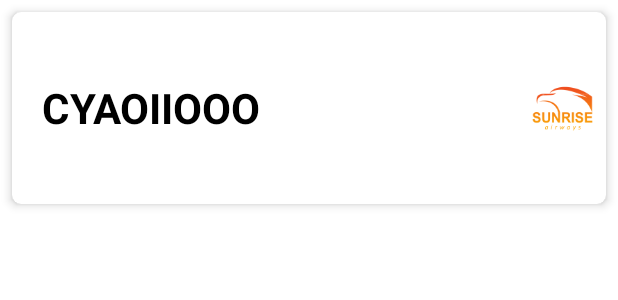
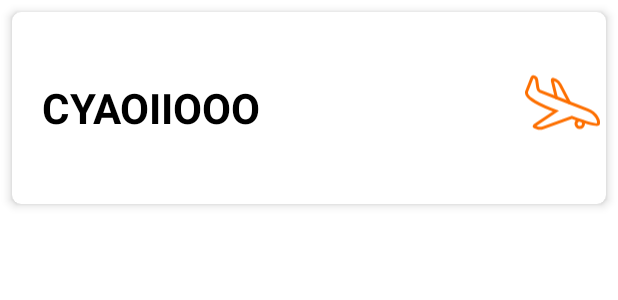
Before and after one commit to emrood/sunrise_tv, an Android app: the layout item_tracking.xml on its own in the app's theme, with its tools: preview values and no code run, on a phone screen of 412 x 824 dp. Shown: the top 300 px of the screen. Run offline under Robolectric (Android 15) with nearby library versions, the phone set to English and light mode, and no system bars.

Commit message:
adding new icon

```diff
--- /dev/null
+++ b/app/src/main/res/drawable/landing.xml
@@ -0,0 +1,25 @@
+<vector xmlns:android="http://schemas.android.com/apk/res/android"
+    android:width="50dp"
+    android:height="50dp"
+    android:viewportWidth="50"
+    android:viewportHeight="50">
+  <path
+      android:pathData="M38.691,34.295C38.888,34.652 39,35.063 39,35.5c0,1.38 -1.12,2.5 -2.5,2.5S34,36.88 34,35.5c0,-1.027 0.621,-1.911 1.508,-2.295"
+      android:strokeLineJoin="round"
+      android:strokeWidth="2"
+      android:fillColor="#00000000"
+      android:strokeColor="#FD6F01"
+      android:strokeLineCap="round"/>
+  <path
+      android:pathData="M48.816,35.879c0.803,-2.057 -0.943,-7.224 -7.104,-9.631c0,0 -30.992,-12.102 -31.942,-12.472c-0.947,-0.369 -1.087,-1.167 -1.24,-2.234C8.261,9.691 7.875,7 7.772,6.143c-0.17,-1.35 -2.456,-2.909 -3.118,-1.216c-0.662,1.691 -2.72,6.964 -3.5,8.959c-1.144,2.933 4.033,7.239 15.923,11.884c1.082,0.422 2.247,0.878 3.473,1.356L7.318,36.047c-1.351,0.802 -1.39,1.359 -0.878,1.561l1.765,0.687c0.912,0.356 2.788,0.237 4.184,-0.27l18.873,-6.806C40.049,34.477 48.307,37.188 48.816,35.879z"
+      android:strokeWidth="2"
+      android:fillColor="#00000000"
+      android:strokeColor="#FD6F01"/>
+  <path
+      android:pathData="M29.739,21.56L23.486,9.613c-0.688,-1.318 -1.982,-2.677 -2.896,-3.035L18.825,5.89c-0.511,-0.2 -0.86,0.236 -0.409,1.744l2.508,10.507"
+      android:strokeLineJoin="round"
+      android:strokeWidth="2"
+      android:fillColor="#00000000"
+      android:strokeColor="#FD6F01"
+      android:strokeLineCap="round"/>
+</vector>
--- a/app/src/main/res/layout/item_tracking.xml
+++ b/app/src/main/res/layout/item_tracking.xml
@@ -38,7 +38,7 @@
             <ImageView
                 android:layout_width="50dp"
                 android:layout_height="match_parent"
-                android:src="@mipmap/ic_launcher"/>
+                android:src="@drawable/landing"/>
 
         </LinearLayout>
 
```
